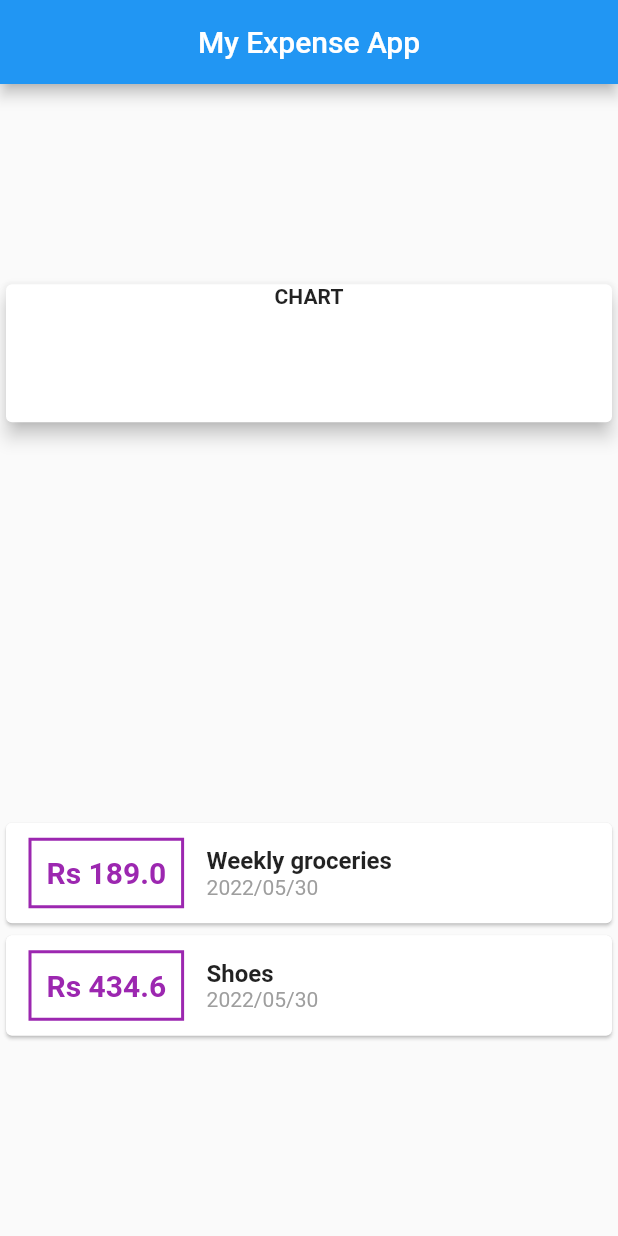
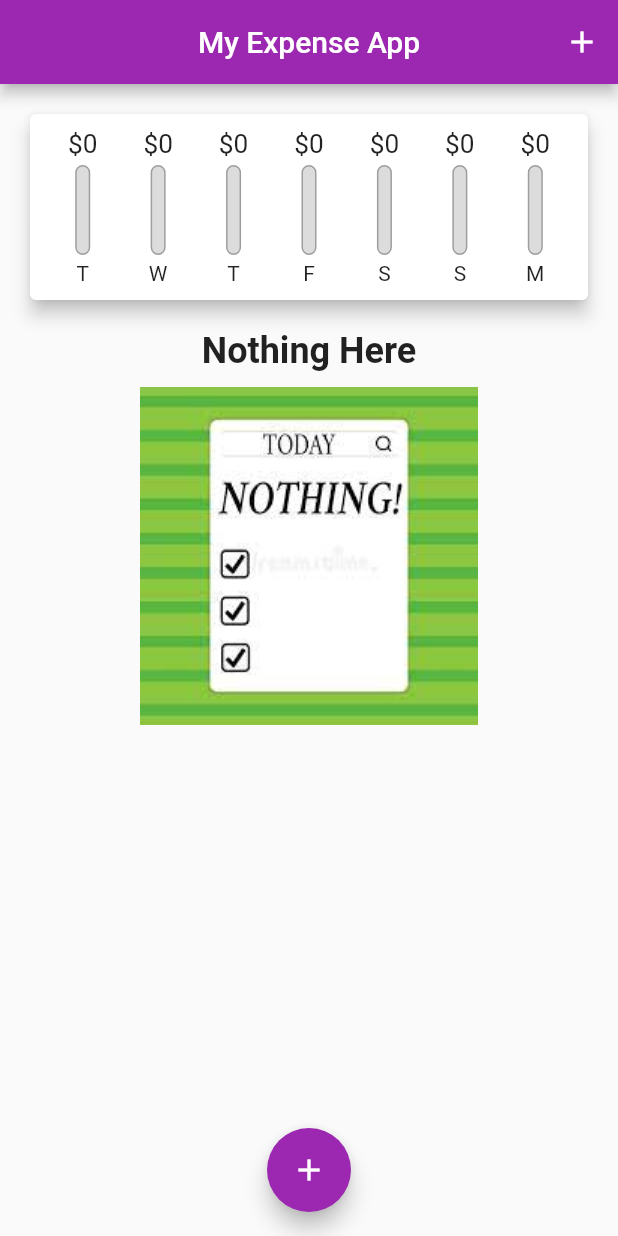
Before and after one commit to SumanRasaili/Expense_App, a Flutter app: the screen it shows after launch, on a phone screen of 412 x 824 dp. Run offline on Flutter 3.47's test engine with Material 2 defaults, Android fonts, the phone set to English and light mode, and no system bars.

Commit message:
Transactions datepicker and customization of list is done

```diff
--- a/lib/main.dart
+++ b/lib/main.dart
@@ -1,6 +1,10 @@
-import 'package:expense_planner/transaction.dart';
+import 'package:expense_planner/widgets/chart.dart';
+
+import './widgets/transaction_list.dart';
+import 'package:expense_planner/widgets/new_transcations.dart';
 import 'package:flutter/material.dart';
-import 'package:intl/intl.dart';
+
+import 'models/transaction.dart';
 
 void main() {
   runApp(const MyApp());
@@ -11,80 +15,98 @@ class MyApp extends StatelessWidget {
 
   @override
   Widget build(BuildContext context) {
-    return const MaterialApp(
+    return  MaterialApp(
       debugShowCheckedModeBanner: false,
       title: "Expense App",
-      home: MyHomePage(),
+      theme: ThemeData(primarySwatch: Colors.purple),
+
+      home: const MyHomePage(),
+
     );
   }
 }
 
-class MyHomePage extends StatelessWidget {
+class MyHomePage extends StatefulWidget {
   const MyHomePage({Key? key}) : super(key: key);
 
   @override
+  State<MyHomePage> createState() => _MyHomePageState();
+}
+
+class _MyHomePageState extends State<MyHomePage> {
+
+    final List<Transaction> _userTransactions = [
+      // Transaction(
+      //     amount: 189.0,
+      //     id: "1",
+      //     dateTime: DateTime.now(),
+      //     title: "Weekly groceries"),
+      // Transaction(
+      //     amount: 434.6,
+      //     id: "2",
+      //     dateTime: DateTime.now(),
+      //      title: "Shoes"),
+    ];
+    void _addNewTranscation(String titleTx, double amountTx) {
+      final newTx = Transaction(
+          amount: amountTx,
+          id: DateTime.now().toString(),
+          dateTime: DateTime.now(),
+          title: titleTx);
+      setState(() {
+        _userTransactions.add(newTx);
+      });
+    }
+
+    List<Transaction> get _recentTransactions{
+      return _userTransactions.where((tx){
+        return tx.dateTime.isAfter(DateTime.now().subtract(const Duration(days: 7)));
+      }).toList();
+    }
+//     List<Transaction> get _recentTransactions {
+//     return _userTransactions.where((tx) => DateTime.now().difference(tx.dateTime).inDays <= 7).toList();
+// }
+
+    void _startAddNewtransaction(BuildContext ctx) {
+      showModalBottomSheet(
+          context: ctx,
+          builder: (_) {
+            return GestureDetector(
+              onTap: () {},
+              child: NewTransaction(_addNewTranscation),
+              behavior: HitTestBehavior.opaque,
+            );
+          });
+    }
+    @override
   Widget build(BuildContext context) {
-    final List<Transaction> transactions = [
-      Transaction(
-          amount: 189.0,
-          id: "1",
-          dateTime: DateTime.now(),
-          title: "Weekly groceries"),
-      Transaction(
-          amount: 434.6, id: "2", dateTime: DateTime.now(), title: "Shoes"),
-    ];
+
     return Scaffold(
       appBar: AppBar(
         centerTitle: true,
         title: const Text("My Expense App"),
+        actions: <Widget>[
+          IconButton(
+            icon: const Icon(Icons.add),
+            onPressed: () => _startAddNewtransaction(context),
+          )
+        ],
       ),
-      body: Column(
-        mainAxisAlignment: MainAxisAlignment.spaceAround,
-        children: <Widget>[
-          Container(
-            height: 100,
-            width: double.infinity,
-            child: const Card(
-              child: Text(
-                "CHART",
-                style: TextStyle(
-                  fontWeight: FontWeight.bold,
-                ),
-                textAlign: TextAlign.center,
-              ),
-              elevation: 5,
-            ),
-          ),
-          Column(
-              children: transactions.map((tx) {
-            return Card(
-              child: Row(
-                children: [
-                  Container(
-                    margin: const EdgeInsets.symmetric(
-                        vertical: 10, horizontal: 15),
-                    decoration: BoxDecoration(
-                        border: Border.all(color: Colors.purple, width: 2)),
-                    padding: const EdgeInsets.all(10),
-                    child: Text("Rs "+
-                      tx.amount.toString(),
-                      style: const TextStyle(fontWeight: FontWeight.bold,fontSize: 20,color: Colors.purple),
-                    ),
-                  ),
-                  Column(
-                    crossAxisAlignment: CrossAxisAlignment.start,
-                    children: [
-                      Text(tx.title,style:const  TextStyle(fontSize: 16,fontWeight: FontWeight.bold),),
-                      Text(DateFormat('yyyy/MM/dd').format(tx.dateTime),style: const TextStyle(color:Colors.grey),),
+      body: SingleChildScrollView(
+        child: Column(
+          mainAxisAlignment: MainAxisAlignment.start,
+          children: <Widget>[
 
 
-                    ],
-                  ),
-                ],
-              ),
-            );
-          }).toList()),
-        ],
+            Chart( _recentTransactions),
+            TransactionList(_userTransactions),
+          ],
+        ),
+      ),
+      floatingActionButtonLocation: FloatingActionButtonLocation.centerFloat,
+      floatingActionButton: FloatingActionButton(
+        onPressed: () => _startAddNewtransaction(context),
+        child: const Icon(Icons.add),
       ),
     );
   }
--- /dev/null
+++ b/lib/widgets/chart.dart
@@ -0,0 +1,64 @@
+import 'package:expense_planner/models/transaction.dart';
+import 'package:expense_planner/widgets/chart_bar.dart';
+import 'package:flutter/material.dart';
+import 'package:intl/intl.dart';
+
+class Chart extends StatelessWidget {
+  Chart(this.recentTransactions);
+
+  final List<Transaction> recentTransactions;
+
+  List<Map<String, dynamic>> get groupdTransactions {
+    return List.generate(7, (index) {
+      final weekDay = DateTime.now().subtract(Duration(days: index));
+
+      var totalSum = 0.0;
+      for (var i = 0; i < recentTransactions.length; i++) {
+        if (recentTransactions[i].dateTime.day == weekDay.day &&
+            recentTransactions[i].dateTime.month == weekDay.month &&
+            recentTransactions[i].dateTime.year == weekDay.year) {
+          totalSum += recentTransactions[i].amount;
+        }
+      }
+      print(totalSum);
+      print(DateFormat.E().format(weekDay));
+
+      return {
+        "day": DateFormat.E().format(weekDay).substring(0, 1),
+        "amount": totalSum,
+      };
+    }).reversed.toList();
+  }
+
+  double get totalSpendings {
+    return groupdTransactions.fold(0.0, (sum, item) {
+      return sum + item['amount'];
+    });
+  }
+
+  @override
+  Widget build(BuildContext context) {
+    return Card(
+      elevation: 5,
+      margin: const EdgeInsets.all(20),
+      child: Padding(
+        padding: const EdgeInsets.all(10),
+        child: Row(
+          mainAxisAlignment: MainAxisAlignment.spaceAround,
+          children: groupdTransactions.map((data) {
+            return Flexible(
+              fit: FlexFit.tight,
+              flex: 1,
+              child: ChartBar(
+                  data["day"],
+                  data["amount"],
+                  totalSpendings == 0.0
+                      ? 0.0
+                      : (data["amount"] as double) / totalSpendings),
+            );
+          }).toList(),
+        ),
+      ),
+    );
+  }
+}
--- /dev/null
+++ b/lib/widgets/chart_bar.dart
@@ -0,0 +1,50 @@
+import 'package:flutter/material.dart';
+
+class ChartBar extends StatelessWidget {
+  ChartBar(this.label, this.spendingAmount, this.spendingPercentage);
+
+  final double spendingAmount;
+  final String label;
+  final double spendingPercentage;
+
+  @override
+  Widget build(BuildContext context) {
+    return Column(
+      children: [
+        Container( height: 20,child: FittedBox(child: Text('\$${spendingAmount.toStringAsFixed(0)}'))),
+        const SizedBox(
+          height: 4,
+        ),
+        Container(
+          height: 60,
+          width: 10,
+          child: Stack(
+            children: [
+              Container(
+                decoration: BoxDecoration(
+                  border: Border.all(color: Colors.grey, width: 1.0),
+                  color: const Color.fromRGBO(220, 220, 220, 1),
+                  borderRadius: BorderRadius.circular(20),
+                ),
+              ),
+              FractionallySizedBox(
+
+                heightFactor: spendingPercentage,
+
+                child: Container(
+
+                    decoration:
+                        BoxDecoration(color: Theme.of(context).primaryColor,borderRadius: BorderRadius.circular(10)),
+                        ),
+              ),
+            ],
+          ),
+        ),
+        const SizedBox(
+          height: 4,
+        ),
+        Text(label),
+      ],
+    );
+  }
+}
--- /dev/null
+++ b/lib/widgets/transaction_list.dart
@@ -0,0 +1,79 @@
+import 'package:flutter/material.dart';
+import 'package:intl/intl.dart';
+
+import '../models/transaction.dart';
+
+
+class TransactionList extends StatelessWidget {
+
+
+    const  TransactionList( this.transcations, {Key? key} ) : super(key: key);
+    final  List<Transaction> transcations;
+
+  @override
+  Widget build(BuildContext context) {
+    return  Container(
+      height: 300,
+      child:transcations.isEmpty ? Column( children: [
+       const  Text("Nothing Here",style: TextStyle(fontWeight: FontWeight.bold,fontSize: 24),),
+      const   SizedBox(height: 10,),
+        Image.asset("assets/images/nothing.jpg",fit: BoxFit.cover,)
+      ],): ListView.builder(
+        itemCount: transcations.length,
+        itemBuilder: (context, index) {
+          return Card(
+            elevation: 5,
+            margin: EdgeInsets.symmetric(horizontal: 5,vertical: 8),
+            child: ListTile(
+              leading: CircleAvatar(radius: 30,child:  Padding(padding: EdgeInsets.all(6),child: FittedBox(child: Text(transcations[index].amount.toStringAsFixed(2)))),),
+              title: Text(transcations[index].title,style: Theme.of(context).textTheme.headline6,) ,
+              subtitle: Text(DateFormat('yyyy-MM-dd').format(transcations[index].dateTime)),
+
+
+
+
+
+            ),
+          );
+
+
+        },
+
+      ),
+    );
+  }
+}
+// Card(
+//                   child: Row(
+//                     children: [
+//                       Container(
+//                         margin: const EdgeInsets.symmetric(
+//                             vertical: 10, horizontal: 15),
+//                         decoration: BoxDecoration(
+//                             border: Border.all(color: Theme.of(context).primaryColor)),
+//                         padding: const EdgeInsets.all(10),
+//                         child: Text(
+//                           '\$${ transcations[index].amount.toStringAsFixed(2)}',
+//                           style: TextStyle(
+//                               fontWeight: FontWeight.bold,
+//                               fontSize: 20,
+//                               color: Theme.of(context).primaryColor),
+//                         ),
+//                       ),
+//                       Column(
+//                         crossAxisAlignment: CrossAxisAlignment.start,
+//                         children: [
+//                           Text(
+//                             transcations[index].title,
+//                             style: const TextStyle(
+//                                 fontSize: 16, fontWeight: FontWeight.bold),
+//                           ),
+//                           Text(
+//                             DateFormat('yyyy/MM/dd').format(transcations[index].dateTime),
+//                             style: const TextStyle(color: Colors.grey),
+//                           ),
+//                         ],
+//                       ),
+//                     ],
+//                   ),
+//                 );
--- a/pubspec.yaml
+++ b/pubspec.yaml
@@ -58,8 +58,8 @@ flutter:
   uses-material-design: true
 
   # To add assets to your application, add an assets section, like this:
-  # assets:
-  #   - images/a_dot_burr.jpeg
+  assets:
+    - assets/images/nothing.jpg
   #   - images/a_dot_ham.jpeg
 
   # An image asset can refer to one or more resolution-specific "variants", see
```
Also changed, not shown: lib/widgets/new_transcations.dart (added, +87 -0 lines), assets/images/nothing.jpg (added), lib/models/transaction.dart (renamed from lib/transaction.dart).
